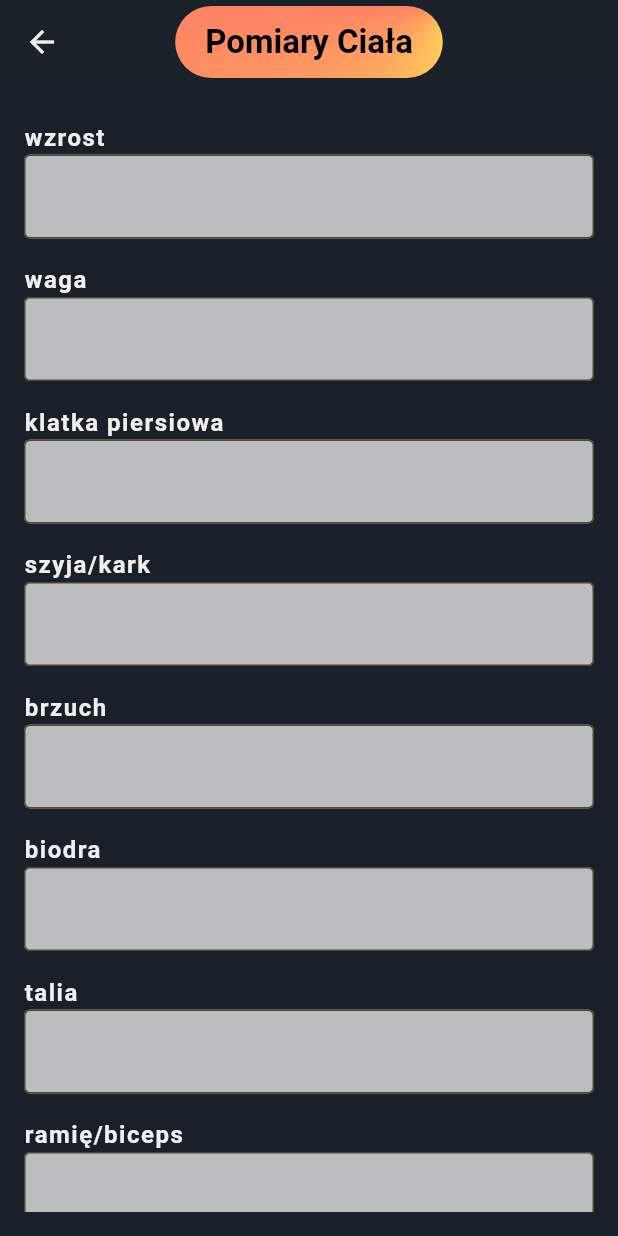
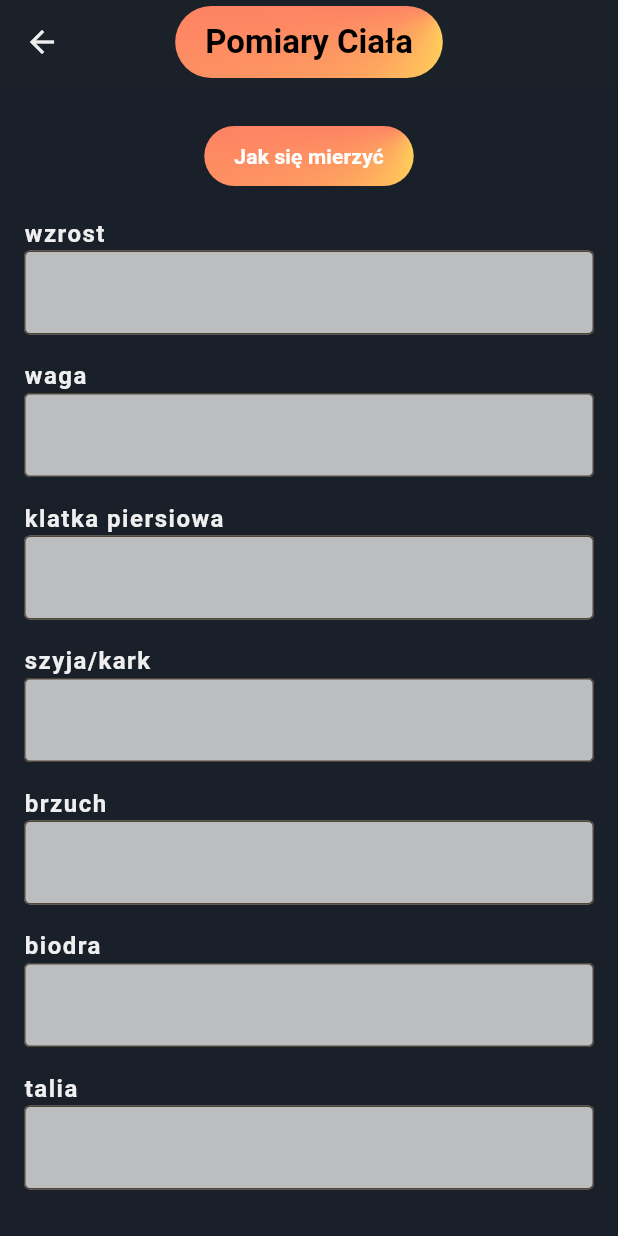
Before and after one commit to kluchoo/DoIt, a Flutter app: the Pomiary screen opened directly, on a phone screen of 412 x 824 dp. Run offline on Flutter 3.47's test engine with Material 3 defaults, Android fonts, the phone set to English and light mode, and no system bars; our stand-ins replace camera, cloud_firestore, file_picker, firebase_auth, firebase_core, flutter_card_swiper and 4 more; missing offline and left inert: gif, light_sensor, screen_brightness; accounts and stored records are empty.

Commit message:
Poprawa bledów

```diff
--- a/lib/strony/aplikacja/zakladki/pomiary.dart
+++ b/lib/strony/aplikacja/zakladki/pomiary.dart
@@ -81,7 +81,40 @@ class _PomiaryState extends State<Pomiary> {
         child: Form(
           key: _formKey,
           child: ListView(
-            children: _measurements.keys.map((key) {
+            children: [
+              Padding(
+                padding: const EdgeInsets.symmetric(vertical: 8.0),
+                child: ElevatedButton(
+                  onPressed: _showMeasurementGuide,
+                  style: ElevatedButton.styleFrom(
+                    backgroundColor: Colors.transparent,
+                    shadowColor: Colors.transparent,
+                    padding: EdgeInsets.zero,
+                  ),
+                  child: Ink(
+                    decoration: BoxDecoration(
+                      gradient: const SweepGradient(
+                        colors: [Color(0xffffde59), Color(0xfffc466b)],
+                        stops: [0.2, 0.7],
+                        center: Alignment.topRight,
+                      ),
+                      borderRadius: BorderRadius.circular(20),
+                    ),
+                    child: Container(
+                      padding: const EdgeInsets.symmetric(
+                          horizontal: 20, vertical: 10),
+                      child: const Text(
+                        'Jak się mierzyć',
+                        style: TextStyle(
+                          color: Colors.white,
+                          fontWeight: FontWeight.bold,
+                        ),
+                      ),
+                    ),
+                  ),
+                ),
+              ),
+              ..._measurements.keys.map((key) {
                 return Padding(
                   padding: const EdgeInsets.symmetric(vertical: 8.0),
                   child: Column(
@@ -89,8 +122,8 @@ class _PomiaryState extends State<Pomiary> {
                     children: [
                       Text(
                         key,
-                      style:
-                          TextStyle(fontSize: 16, fontWeight: FontWeight.bold),
+                        style: TextStyle(
+                            fontSize: 16, fontWeight: FontWeight.bold),
                       ),
                       TextFormField(
                         decoration: InputDecoration(
@@ -147,16 +180,8 @@ class _PomiaryState extends State<Pomiary> {
                       ),
                     ),
                   ),
-              )
-              ..add(
-                Padding(
-                  padding: const EdgeInsets.symmetric(vertical: 8.0),
-                  child: ElevatedButton(
-                    onPressed: _showMeasurementGuide,
-                    child: const Text('Jak się mierzyć'),
                 ),
-                ),
-              ),
+            ],
           ),
         ),
       ),
```
Lines whose indentation alone changed are shown as unchanged.
